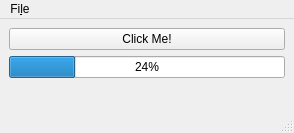
Qt form mainwindow.ui (EnzoCastagna/heutejournalautomated) before a commit.
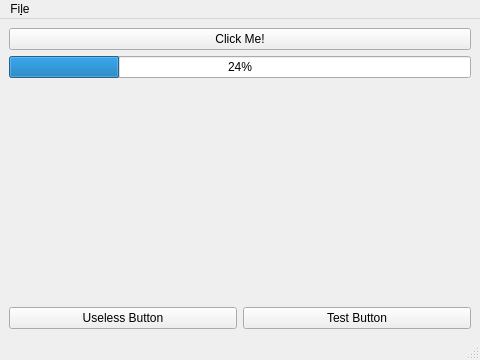
The same form after that commit.

The edit to the form file:
```diff
--- a/mainwindow.ui
+++ b/mainwindow.ui
@@ -6,8 +6,8 @@
    <rect>
     <x>0</x>
     <y>0</y>
-    <width>294</width>
-    <height>133</height>
+    <width>480</width>
+    <height>360</height>
    </rect>
   </property>
   <property name="windowTitle">
@@ -42,6 +42,24 @@
       </property>
      </spacer>
     </item>
+    <item>
+     <layout class="QHBoxLayout" name="horizontalLayout">
+      <item>
+       <widget class="QPushButton" name="pushButton_2">
+        <property name="text">
+         <string>Useless Button</string>
+        </property>
+       </widget>
+      </item>
+      <item>
+       <widget class="QPushButton" name="testButton">
+        <property name="text">
+         <string>Test Button</string>
+        </property>
+       </widget>
+      </item>
+     </layout>
+    </item>
    </layout>
   </widget>
   <widget class="QMenuBar" name="menubar">
@@ -49,7 +67,7 @@
     <rect>
      <x>0</x>
      <y>0</y>
-     <width>294</width>
+     <width>480</width>
      <height>29</height>
     </rect>
    </property>
```
